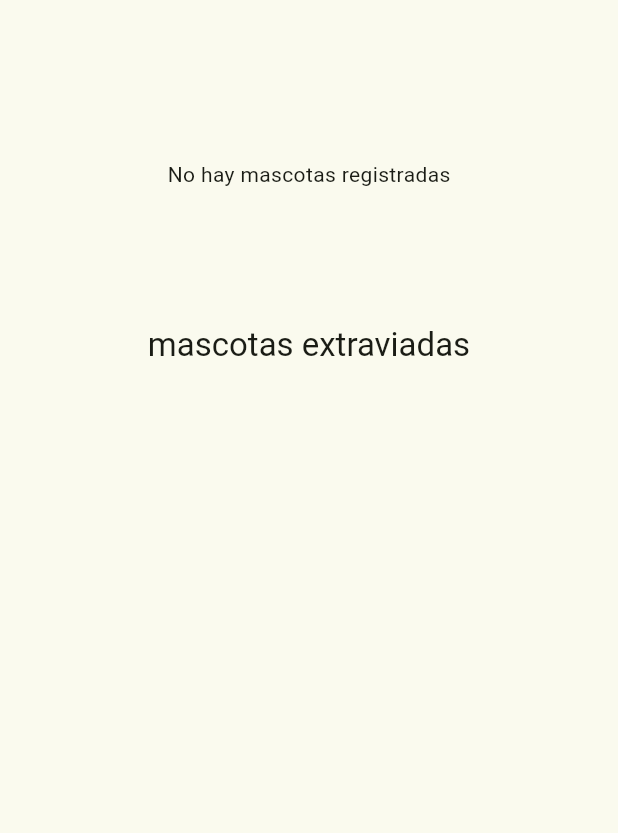
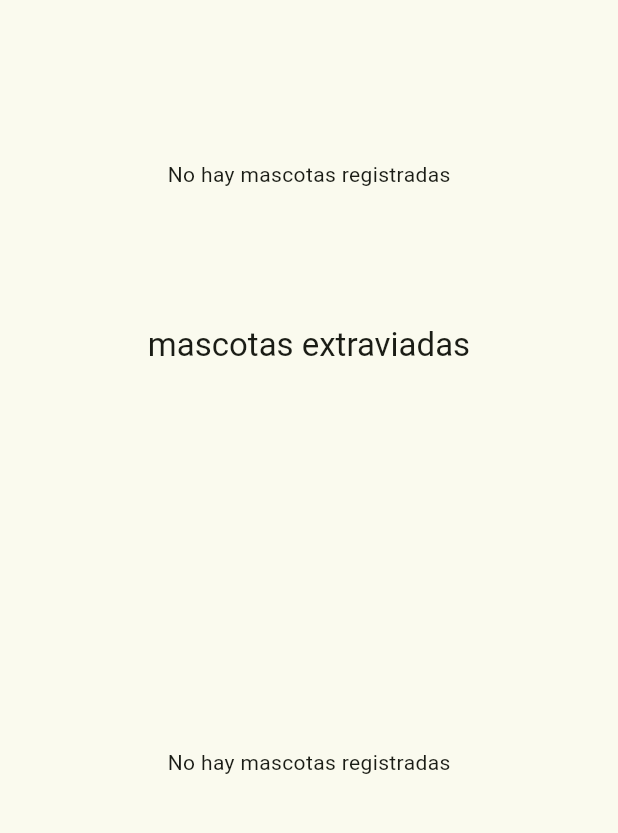
Before and after one commit to Diego11304/adopcionesbd2, a Flutter app: the screen it shows after launch, on a phone screen of 412 x 824 dp, the part 84-917 px from its top. Run offline on Flutter 3.47's test engine with Material 3 defaults, Android fonts, the phone set to English and light mode, and no system bars; our stand-ins replace image_picker, supabase_flutter; accounts and stored records are empty.

Commit message:
Sexto commit

```diff
--- a/lib/class/formscreen.dart
+++ b/lib/class/formscreen.dart
@@ -1,3 +1,4 @@
+import 'package:adopcionesbd2/class/homescreen.dart';
 import 'package:flutter/material.dart';
 import 'package:supabase_flutter/supabase_flutter.dart';
 
@@ -142,11 +143,10 @@ class _FormScreen extends State<FormScreen> {
                             content: Text("Mascota registrada 🐾"),
                           ),
                         );
-                       /* Navigator.pushReplacement(
+                       Navigator.pushReplacement(
                           context,
-                          MaterialPageRoute(builder: (_) => Screen()),
-                        );*/
-
+                          MaterialPageRoute(builder: (_) => HomeScreen()),
+                        );
                       } catch (e) {
                         ScaffoldMessenger.of(context).showSnackBar(
                           const SnackBar(
--- a/lib/class/homescreen.dart
+++ b/lib/class/homescreen.dart
@@ -62,18 +62,31 @@ class HomeScreen extends StatelessWidget{
               Text('mascotas extraviadas', style: Theme.of(context).textTheme.titleLarge),
               SizedBox(height: 20,),
               Expanded(
-                  child: GridView.builder(
-                    itemCount: mascotas2.length,
-                    gridDelegate: SliverGridDelegateWithFixedCrossAxisCount(
-                      crossAxisCount: 2,
-                      mainAxisSpacing: 16,
-                      crossAxisSpacing: 16,
-                      childAspectRatio: 0.75,
-                    ),
-                    itemBuilder: (context, index){
-                      return MascotaCard(mascota: mascotas2[index]);
+                  child: FutureBuilder<List<Mascota>>(
+                    future: consultaMascotas('Extraviado'),
+                    builder: (context,snapshot){
+                      if (snapshot.connectionState==ConnectionState.waiting){
+                        return Center(child: CircularProgressIndicator(),);
+                      }
+                      if (snapshot.hasError){
+                        return Center(child: Text ('Error: ${snapshot.error}'),);
+                      }
+                      final mascotas =snapshot.data??[];
+                      if (mascotas.isEmpty){
+                        return Center(child: Text('No hay mascotas registradas'),);
+                      }
+                      return ListView.builder(
+                        scrollDirection: Axis.horizontal,
+                        itemCount: mascotas.length,
+                        itemBuilder: (context, index){
+                          return Container(
+                            width: 160,
+                            margin: const EdgeInsets.only(right: 12),
+                            child: MascotaCard(mascota: mascotas[index],),
+                          );
+                        },
+                      );
                     },
-
                   )
               )
             ],
--- a/lib/class/imagescreen.dart
+++ b/lib/class/imagescreen.dart
@@ -61,7 +61,6 @@ class _ImageScreenState extends State<ImageScreen> {
         )
     );
   }
-
     @override
     Widget build(BuildContext context) {
       return Scaffold(
--- a/lib/class/splashscreen.dart
+++ b/lib/class/splashscreen.dart
@@ -1,5 +1,6 @@
 //imports
 import 'package:flutter/material.dart';
+import 'formscreen.dart';
 import 'homescreen.dart';
 import 'imagescreen.dart';
 
@@ -26,7 +27,6 @@ class _SplashScreenState extends State<SplashScreen>{
   }
   );
   }
-
   @override
   Widget build(BuildContext context) {
     return Scaffold(
```
